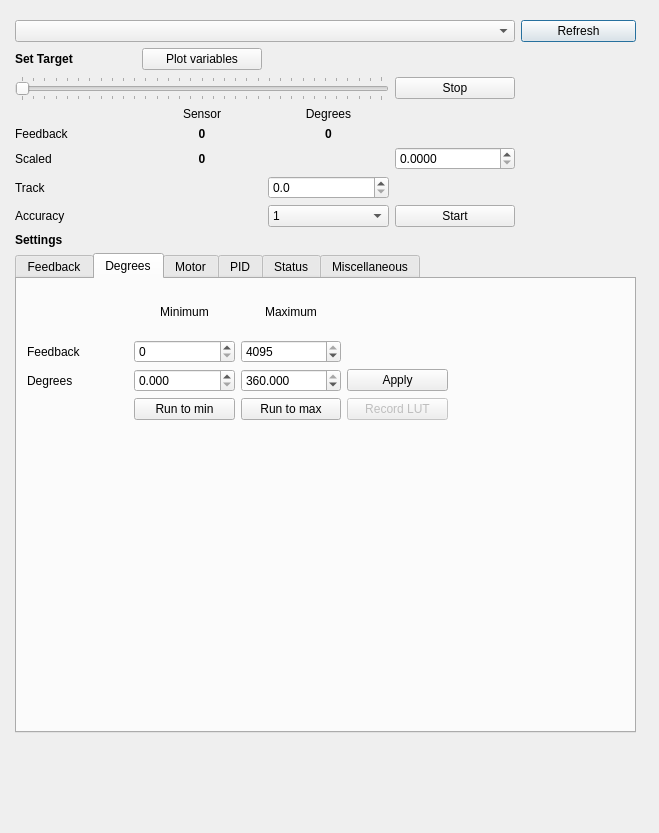
poes-weather/Sensor-Benchmark, file jrk/usbjrkdialog.ui: the form before one commit.
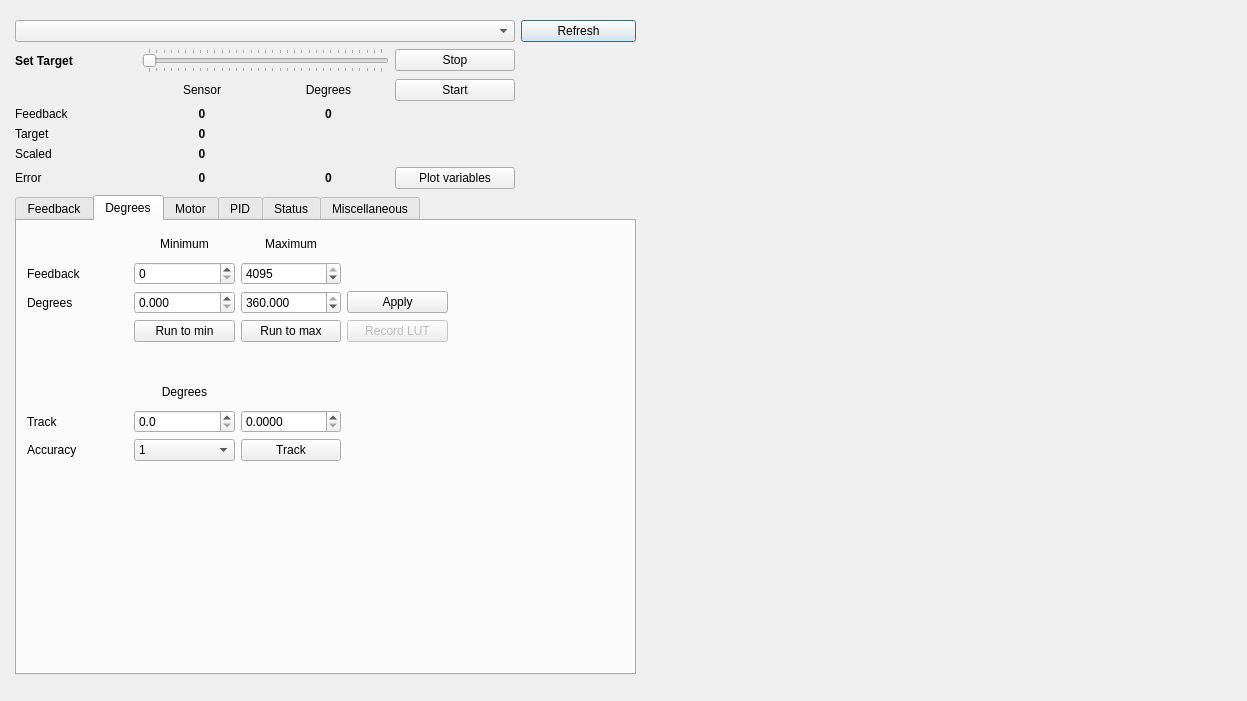
The form after the commit. The open tabs and pages were chosen to show the change.

The edit to the form file:
```diff
--- a/jrk/usbjrkdialog.ui
+++ b/jrk/usbjrkdialog.ui
@@ -6,8 +6,8 @@
    <rect>
     <x>0</x>
     <y>0</y>
-    <width>659</width>
-    <height>833</height>
+    <width>1247</width>
+    <height>701</height>
    </rect>
   </property>
   <property name="windowTitle">
@@ -18,8 +18,8 @@
     <rect>
      <x>10</x>
      <y>10</y>
-     <width>631</width>
-     <height>801</height>
+     <width>651</width>
+     <height>721</height>
     </rect>
    </property>
    <layout class="QGridLayout" name="mainLayout">
@@ -55,26 +55,13 @@
       </property>
      </widget>
     </item>
-    <item row="1" column="0">
+    <item row="2" column="0">
      <layout class="QGridLayout" name="gridLayout">
-      <item row="0" column="0">
-       <widget class="QLabel" name="label_6">
-        <property name="font">
-         <font>
-          <weight>75</weight>
-          <bold>true</bold>
-         </font>
-        </property>
-        <property name="text">
-         <string>Set Target</string>
-        </property>
-       </widget>
-      </item>
-      <item row="1" column="0" colspan="3">
+      <item row="1" column="1" colspan="2">
        <widget class="QSlider" name="targetSlider">
         <property name="minimumSize">
          <size>
-          <width>321</width>
+          <width>0</width>
           <height>0</height>
          </size>
         </property>
@@ -151,14 +138,14 @@
         </property>
        </widget>
       </item>
-      <item row="4" column="0">
+      <item row="5" column="0">
        <widget class="QLabel" name="label_10">
         <property name="text">
          <string>Scaled</string>
         </property>
        </widget>
       </item>
-      <item row="4" column="1">
+      <item row="5" column="1">
        <widget class="QLabel" name="scaledfbLabel">
         <property name="font">
          <font>
@@ -174,74 +161,6 @@
         </property>
        </widget>
       </item>
-      <item row="4" column="3">
-       <widget class="QDoubleSpinBox" name="degSb">
-        <property name="decimals">
-         <number>4</number>
-        </property>
-        <property name="maximum">
-         <double>360.000000000000000</double>
-        </property>
-       </widget>
-      </item>
-      <item row="5" column="0">
-       <widget class="QLabel" name="label_15">
-        <property name="text">
-         <string>Track</string>
-        </property>
-       </widget>
-      </item>
-      <item row="5" column="2">
-       <widget class="QDoubleSpinBox" name="gotoDegSb">
-        <property name="decimals">
-         <number>1</number>
-        </property>
-        <property name="maximum">
-         <double>360.000000000000000</double>
-        </property>
-        <property name="singleStep">
-         <double>0.100000000000000</double>
-        </property>
-       </widget>
-      </item>
-      <item row="6" column="0">
-       <widget class="QLabel" name="label_16">
-        <property name="text">
-         <string>Accuracy</string>
-        </property>
-       </widget>
-      </item>
-      <item row="6" column="2">
-       <widget class="QComboBox" name="accCb">
-        <item>
-         <property name="text">
-          <string>1</string>
-         </property>
-        </item>
-        <item>
-         <property name="text">
-          <string>0.1</string>
-         </property>
-        </item>
-        <item>
-         <property name="text">
-          <string>0.01</string>
-         </property>
-        </item>
-        <item>
-         <property name="text">
-          <string>0.001</string>
-         </property>
-        </item>
-       </widget>
-      </item>
-      <item row="6" column="3">
-       <widget class="QPushButton" name="gotodegBtn">
-        <property name="text">
-         <string>Start</string>
-        </property>
-       </widget>
-      </item>
       <item row="1" column="3">
        <widget class="QPushButton" name="stopBtn">
         <property name="text">
@@ -249,13 +168,95 @@
         </property>
        </widget>
       </item>
-      <item row="0" column="1">
+      <item row="1" column="0">
+       <widget class="QLabel" name="label_6">
+        <property name="font">
+         <font>
+          <weight>75</weight>
+          <bold>true</bold>
+         </font>
+        </property>
+        <property name="text">
+         <string>Set Target</string>
+        </property>
+       </widget>
+      </item>
+      <item row="4" column="0">
+       <widget class="QLabel" name="label_48">
+        <property name="text">
+         <string>Target</string>
+        </property>
+       </widget>
+      </item>
+      <item row="4" column="1">
+       <widget class="QLabel" name="targetLabel">
+        <property name="font">
+         <font>
+          <weight>75</weight>
+          <bold>true</bold>
+         </font>
+        </property>
+        <property name="text">
+         <string>0</string>
+        </property>
+        <property name="alignment">
+         <set>Qt::AlignCenter</set>
+        </property>
+       </widget>
+      </item>
+      <item row="6" column="0">
+       <widget class="QLabel" name="label_49">
+        <property name="text">
+         <string>Error</string>
+        </property>
+       </widget>
+      </item>
+      <item row="6" column="1">
+       <widget class="QLabel" name="pidErrorLabel">
+        <property name="font">
+         <font>
+          <weight>75</weight>
+          <bold>true</bold>
+         </font>
+        </property>
+        <property name="text">
+         <string>0</string>
+        </property>
+        <property name="alignment">
+         <set>Qt::AlignCenter</set>
+        </property>
+       </widget>
+      </item>
+      <item row="2" column="3">
+       <widget class="QPushButton" name="startJrkButton">
+        <property name="text">
+         <string>Start</string>
+        </property>
+       </widget>
+      </item>
+      <item row="6" column="3">
        <widget class="QPushButton" name="plotButton">
         <property name="text">
          <string>Plot variables</string>
         </property>
        </widget>
       </item>
+      <item row="6" column="2">
+       <widget class="QLabel" name="degErrorLabel">
+        <property name="font">
+         <font>
+          <weight>75</weight>
+          <bold>true</bold>
+         </font>
+        </property>
+        <property name="text">
+         <string>0</string>
+        </property>
+        <property name="alignment">
+         <set>Qt::AlignCenter</set>
+        </property>
+       </widget>
+      </item>
      </layout>
     </item>
     <item row="3" column="0" colspan="2">
@@ -482,7 +483,7 @@
           <x>10</x>
           <y>10</y>
           <width>421</width>
-          <height>131</height>
+          <height>230</height>
          </rect>
         </property>
         <layout class="QGridLayout" name="gridLayout_2">
@@ -594,6 +595,91 @@
            </property>
           </widget>
          </item>
+         <item row="5" column="1">
+          <widget class="QLabel" name="label_40">
+           <property name="text">
+            <string>Degrees</string>
+           </property>
+           <property name="alignment">
+            <set>Qt::AlignCenter</set>
+           </property>
+          </widget>
+         </item>
+         <item row="6" column="0">
+          <widget class="QLabel" name="label_43">
+           <property name="text">
+            <string>Track</string>
+           </property>
+          </widget>
+         </item>
+         <item row="6" column="1">
+          <widget class="QDoubleSpinBox" name="gotoDegSb">
+           <property name="decimals">
+            <number>1</number>
+           </property>
+           <property name="maximum">
+            <double>360.000000000000000</double>
+           </property>
+           <property name="singleStep">
+            <double>0.100000000000000</double>
+           </property>
+          </widget>
+         </item>
+         <item row="7" column="0">
+          <widget class="QLabel" name="label_16">
+           <property name="text">
+            <string>Accuracy</string>
+           </property>
+          </widget>
+         </item>
+         <item row="7" column="1">
+          <widget class="QComboBox" name="accCb">
+           <item>
+            <property name="text">
+             <string>1</string>
+            </property>
+           </item>
+           <item>
+            <property name="text">
+             <string>0.1</string>
+            </property>
+           </item>
+           <item>
+            <property name="text">
+             <string>0.01</string>
+            </property>
+           </item>
+           <item>
+            <property name="text">
+             <string>0.001</string>
+            </property>
+           </item>
+          </widget>
+         </item>
+         <item row="7" column="2">
+          <widget class="QPushButton" name="gotodegBtn">
+           <property name="text">
+            <string>Track</string>
+           </property>
+          </widget>
+         </item>
+         <item row="4" column="1">
+          <widget class="QLabel" name="label_15">
+           <property name="text">
+            <string> </string>
+           </property>
+          </widget>
+         </item>
+         <item row="6" column="2">
+          <widget class="QDoubleSpinBox" name="degSb">
+           <property name="decimals">
+            <number>4</number>
+           </property>
+           <property name="maximum">
+            <double>360.000000000000000</double>
+           </property>
+          </widget>
+         </item>
         </layout>
        </widget>
       </widget>
@@ -1201,19 +1287,6 @@
       </widget>
      </widget>
     </item>
-    <item row="2" column="0">
-     <widget class="QLabel" name="label_39">
-      <property name="font">
-       <font>
-        <weight>75</weight>
-        <bold>true</bold>
-       </font>
-      </property>
-      <property name="text">
-       <string>Settings</string>
-      </property>
-     </widget>
-    </item>
    </layout>
   </widget>
  </widget>
```
Left out of the diff: 57 changed lines with no effect on the pictures.
